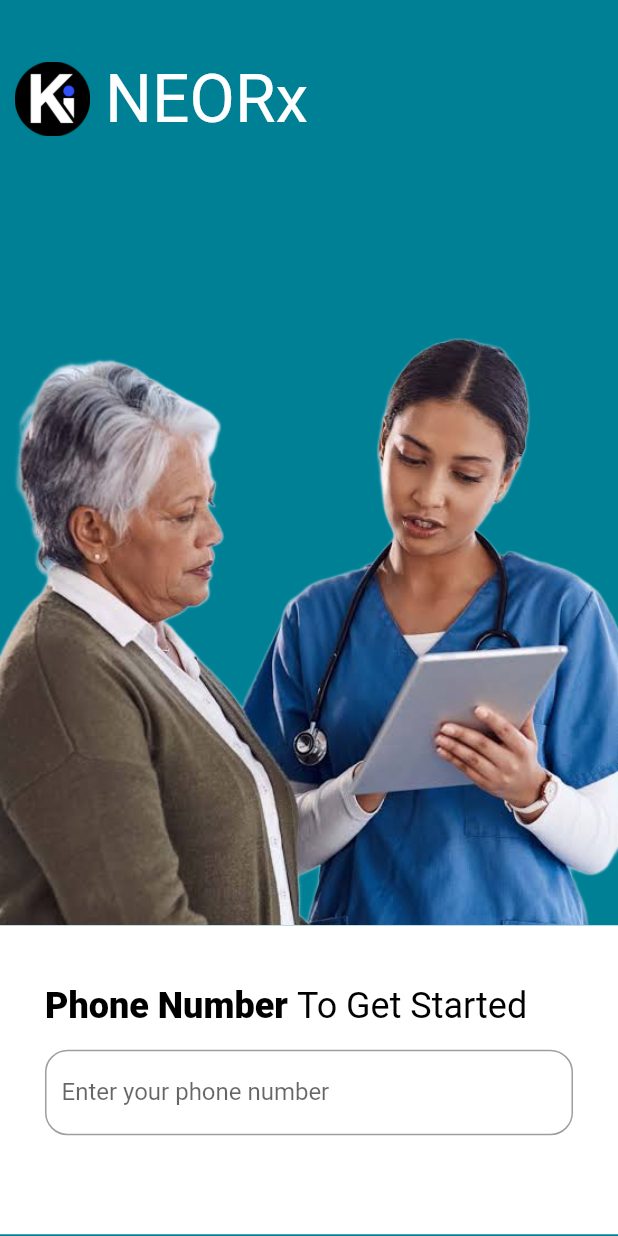
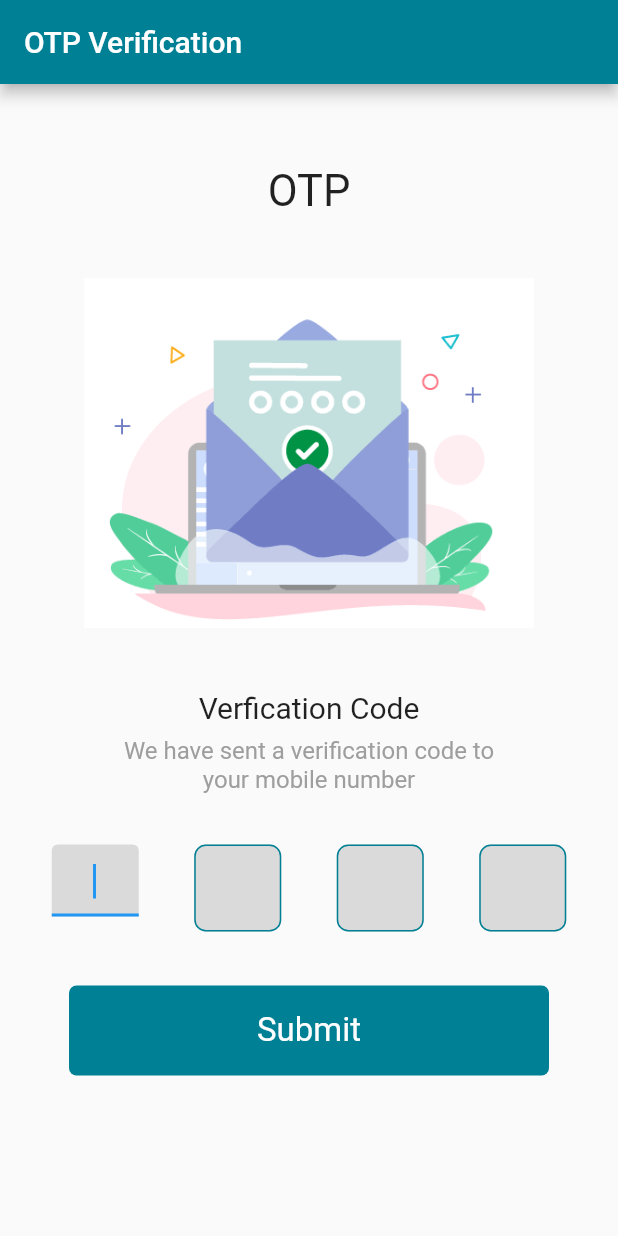
Before and after one commit to kodeinnovate/kode_rx, a Flutter app: the screen it shows after launch, on a phone screen of 412 x 824 dp. Run offline on Flutter 3.47's test engine with Material 2 defaults, Android fonts, the phone set to English and light mode, and no system bars; our stand-ins replace flutter_svg, table_calendar.

Commit message:
modified:   lib/create_appointment.dart modified:   lib/device_helper.dart modified:   lib/main.dart new file:   lib/otp_page.dart modified:   lib/patient_appointments.dart modified:   pubspec.lock modified:   pubspec.yaml

```diff
--- a/lib/create_appointment.dart
+++ b/lib/create_appointment.dart
@@ -58,12 +58,13 @@ class _TableBasicsExampleState extends State<CreateAppointment> {
   DateTime? _selectedDay;
   bool showOverlay = false;
   bool showToastMessage = false;
+  String title = 'Appointment';
 
   @override
   Widget build(BuildContext context) {
     return MaterialApp(
       home: Scaffold(
-        appBar: DeviceHelper.deviceAppBar(),
+        appBar: DeviceHelper.deviceAppBar(pageTitle: title!),
         body: Stack(
           children: [
             // if (showOverlay) GradientContainer(),
@@ -335,7 +336,7 @@ class _TableBasicsExampleState extends State<CreateAppointment> {
                       children: [
                         Padding(
                           padding: const EdgeInsets.symmetric(
-                              horizontal: 8.0, vertical: 16.0),
+                              horizontal: 8.0, vertical: 12.0),
                           child: Container(
                             width: 300,
                             height: 50,
@@ -429,8 +430,9 @@ class ToastMessage extends StatelessWidget {
               padding: EdgeInsets.all(8.0),
               child: Center(
                 child: Text(
-                  'Please select a time slot!',
+                  'Please select a time slot !',
                   style: TextStyle(
+                    fontWeight: FontWeight.bold,
                     color: Colors.white,
                     fontSize: 20,
                   ),
--- a/lib/device_helper.dart
+++ b/lib/device_helper.dart
@@ -1,35 +1,33 @@
 import 'package:flutter/material.dart';
 import 'app_colors.dart';
+
 enum DeviceType { phone, tablet }
 
-
 class DeviceHelper {
+  final String pageTitle;
+  DeviceHelper({required this.pageTitle});
   static DeviceType getDeviceType() {
     final data = MediaQueryData.fromView(WidgetsBinding.instance.window);
     return data.size.shortestSide < 600 ? DeviceType.phone : DeviceType.tablet;
   }
 
-  // static Colors onClick() {
-  //   return
-  // }
-
-  static AppBar deviceAppBar() {
+  static AppBar deviceAppBar({required String pageTitle}) {
     final deviceType = getDeviceType();
 
     if (deviceType == DeviceType.tablet) {
       return AppBar(
-        title: const Text('Appointment', style: TextStyle(fontSize: 40.0)),
+        title: Text(pageTitle, style: TextStyle(fontSize: 40.0)),
         toolbarHeight: 120,
         backgroundColor: AppColors.customBackground,
       );
     } else if (deviceType == DeviceType.phone) {
       return AppBar(
-        title: const Text('Appointment'),
+        title: Text(pageTitle),
         backgroundColor: AppColors.customBackground,
       );
     } else {
       return AppBar(
-        title: const Text('Appointment'),
+        title: Text(pageTitle),
         backgroundColor: AppColors.customBackground,
       );
     }
--- a/lib/main.dart
+++ b/lib/main.dart
@@ -1,5 +1,6 @@
 import 'package:flutter/material.dart';
 import 'package:kode_rx/create_appointment.dart';
+import 'package:kode_rx/otp_page.dart';
 import 'package:kode_rx/patient_appointments.dart';
 import 'package:kode_rx/patient_home.dart';
 import 'package:kode_rx/select_medicenes.dart';
@@ -9,7 +10,7 @@ import 'home.dart';
 import 'login.dart'; // Import the login screen
 
 void main() {
-  runApp(MyApp());
+  runApp(OtpPage());
 }
 
 class MyApp extends StatelessWidget {
@@ -25,6 +26,7 @@ class MyApp extends StatelessWidget {
         '/patientAppointmentScreen': (context) => PatientAppointmentsScreen(),
         '/patientHome' :(context) => PatientHome(),
         '/createAppointment': (context) => CreateAppointment(),
+        '/otpPage' : (context) => OtpPage()
       },
       home: LoginScreen(), // Use the LoginScreen widget here
     );
--- /dev/null
+++ b/lib/otp_page.dart
@@ -0,0 +1,172 @@
+import 'package:flutter/material.dart';
+import 'package:flutter/services.dart';
+import 'app_colors.dart';
+import 'device_helper.dart';
+import 'package:flutter_svg/flutter_svg.dart';
+
+class OtpPage extends StatelessWidget {
+  String title = 'OTP Verification';
+
+  final List<FocusNode> focusNodes = List.generate(4, (index) => FocusNode());
+  final List<TextEditingController> controllers =
+      List.generate(4, (index) => TextEditingController());
+  final String svgString =
+      '''<svg width="250" height="200" viewBox="0 0 292 208" fill="none" xmlns="http://www.w3.org/2000/svg">
+    <g clip-path="url(#clip0_1_45)">
+      <path d="M152.106 208C201.536 208 241.606 167.93 241.606 118.5C241.606 69.0706 201.536 29 152.106 29C102.676 29 62.6058 69.0706 62.6058 118.5C62.6058 167.93 102.676 208 152.106 208Z" fill="#C5FFFF" />
+      <path d="M117.144 64.4241C113.81 64.4241 111.108 67.1261 111.108 70.46V167.057C111.108 170.391 113.81 173.093 117.144 173.093H186.572C189.906 173.093 192.608 170.391 192.608 167.057V92.382L163.507 64.4241H117.144Z" fill="#91E4FF" />
+      <path d="M192.608 92.382H169.544C166.21 92.382 163.508 89.68 163.508 86.3461V64.4241L192.608 92.382Z" fill="#0CB4EA" />
+      <path d="M162.304 131.646C162.304 135.494 159.185 138.613 155.339 138.613H104.483C100.635 138.613 97.5186 135.494 97.5186 131.646V110.363C97.5186 106.515 100.635 103.397 104.483 103.397H155.339C159.185 103.397 162.304 106.515 162.304 110.363V131.646Z" fill="#0CB4EA" />
+      <path d="M117.094 114.409C118.563 114.409 119.825 114.707 120.876 115.302C121.93 115.897 122.728 116.745 123.267 117.843C123.807 118.941 124.079 120.23 124.079 121.712C124.079 122.808 123.932 123.803 123.635 124.697C123.338 125.592 122.894 126.369 122.302 127.025C121.71 127.681 120.981 128.184 120.119 128.532C119.257 128.879 118.266 129.053 117.153 129.053C116.044 129.053 115.054 128.875 114.178 128.518C113.302 128.16 112.571 127.657 111.985 127.005C111.398 126.354 110.956 125.572 110.656 124.658C110.358 123.744 110.208 122.755 110.208 121.692C110.208 120.604 110.364 119.604 110.676 118.697C110.99 117.788 111.442 117.017 112.034 116.378C112.627 115.739 113.349 115.253 114.198 114.914C115.047 114.574 116.012 114.409 117.094 114.409ZM121.17 121.692C121.17 120.655 121.003 119.756 120.669 118.997C120.334 118.238 119.856 117.663 119.233 117.273C118.612 116.883 117.899 116.688 117.093 116.688C116.521 116.688 115.991 116.795 115.504 117.012C115.017 117.228 114.599 117.542 114.247 117.954C113.897 118.367 113.621 118.893 113.416 119.534C113.214 120.176 113.113 120.895 113.113 121.694C113.113 122.499 113.214 123.226 113.416 123.877C113.621 124.527 113.907 125.067 114.277 125.495C114.647 125.923 115.073 126.244 115.552 126.456C116.031 126.668 116.558 126.775 117.131 126.775C117.866 126.775 118.54 126.592 119.154 126.224C119.77 125.857 120.259 125.29 120.623 124.524C120.988 123.757 121.17 122.813 121.17 121.692Z" fill="white" />
+      <path d="M134.976 117.018H131.846V127.306C131.846 127.898 131.713 128.338 131.45 128.625C131.187 128.912 130.844 129.054 130.425 129.054C130 129.054 129.654 128.909 129.388 128.619C129.121 128.33 128.987 127.892 128.987 127.305V117.017H125.856C125.366 117.017 125.003 116.909 124.765 116.693C124.528 116.477 124.408 116.192 124.408 115.838C124.408 115.47 124.532 115.181 124.779 114.969C125.028 114.757 125.387 114.649 125.858 114.649H134.977C135.473 114.649 135.842 114.76 136.082 114.977C136.326 115.196 136.446 115.483 136.446 115.836C136.446 116.189 136.323 116.475 136.078 116.691C135.834 116.907 135.466 117.018 134.976 117.018Z" fill="white" />
+      <path d="M143.642 123.297H141.015V127.306C141.015 127.879 140.879 128.313 140.609 128.61C140.339 128.907 139.997 129.054 139.584 129.054C139.152 129.054 138.804 128.907 138.542 128.614C138.279 128.322 138.146 127.891 138.146 127.324V116.409C138.146 115.777 138.291 115.326 138.581 115.056C138.871 114.786 139.331 114.65 139.963 114.65H143.643C144.733 114.65 145.568 114.734 146.154 114.902C146.734 115.063 147.235 115.33 147.657 115.703C148.079 116.077 148.399 116.534 148.619 117.076C148.84 117.617 148.947 118.224 148.947 118.901C148.947 120.344 148.503 121.437 147.615 122.182C146.726 122.926 145.4 123.297 143.642 123.297ZM142.945 116.804H141.014V121.133H142.945C143.622 121.133 144.188 121.062 144.64 120.921C145.095 120.78 145.44 120.548 145.678 120.226C145.917 119.904 146.036 119.483 146.036 118.959C146.036 118.335 145.853 117.826 145.485 117.433C145.074 117.013 144.228 116.804 142.945 116.804Z" fill="white" />
+      <rect x="233.582" y="79" width="10" height="10" rx="1" transform="rotate(27.2727 233.582 79)" fill="#91A3FF" />
+      <circle cx="74" cy="139" r="5" fill="#FF91B9" />
+      <circle cx="79" cy="43" r="5" fill="#91E5FF" />
+      <circle cx="188" cy="203" r="5" fill="#FF9191" />
+    </g>
+    <circle cx="220" cy="15" r="5" fill="#FFC691" />
+    <circle cx="119.606" cy="5" r="5" fill="#91FFAF" />
+    <rect x="250.606" y="163" width="10" height="10" rx="1" fill="#E991FF" />
+    <rect x="274" y="47.0925" width="10" height="10" rx="1" transform="rotate(-24.1576 274 47.0925)" fill="#FF9191" />
+    <rect y="68.5666" width="10" height="10" rx="1" transform="rotate(-27.1716 0 68.5666)" fill="#91A3FF" />
+    <path d="M33.0121 175.265L40.7499 180.821L32.0689 184.744L33.0121 175.265Z" fill="#FF9191" />
+    <path d="M15.077 128.971L16.567 138.38L7.67356 134.966L15.077 128.971Z" fill="#FD91FF" />
+    <path d="M286.447 120.204L287.505 129.672L278.777 125.854L286.447 120.204Z" fill="#FF91BF" />
+    <defs>
+      <clipPath id="clip0_1_45">
+        <rect width="179" height="179" fill="white" transform="translate(62.6058 29)" />
+      </clipPath>
+    </defs>
+  </svg>''';
+
+  @override
+  Widget build(BuildContext context) {
+    return MaterialApp(
+      home: Scaffold(
+        appBar: DeviceHelper.deviceAppBar(pageTitle: title),
+        body: SingleChildScrollView(
+          child: Column(
+            mainAxisAlignment: MainAxisAlignment.center,
+            children: [
+              SizedBox(height: 46,),
+              Padding(
+                padding: EdgeInsets.all(8.0),
+                child: Container(
+                  alignment: Alignment.center,
+                  child: Text(
+                    'OTP',
+                    style: TextStyle(fontSize: 29),
+                  ),
+                ),
+              ),
+              Center(
+                child: Image.asset(
+                  'assets/images/OTP_image.png',
+                  height: 300,
+                  width: 300,
+                ),
+              ),
+              Center(
+                  child: Padding(
+                padding: const EdgeInsets.symmetric(vertical: 8.0),
+                child: Text(
+                  'Verfication Code',
+                  style: TextStyle(fontSize: 20),
+                ),
+              )),
+              Center(
+                  child: Padding(
+                padding: const EdgeInsets.only(bottom: 12),
+                child: Container(
+                    alignment: Alignment.center,
+                    width: 260,
+                    child: Text(
+                      'We have sent a verification code to your mobile number',
+                      textAlign: TextAlign.center,
+                      style: TextStyle(fontSize: 16, color: Colors.grey),
+                    )),
+              )),
+              SizedBox(
+                    height: 10,
+                  ),
+              Container(
+                // height: 200,
+                alignment: Alignment.center,
+                child: Form(
+                  child: Padding(
+                    padding:
+                        const EdgeInsets.symmetric(horizontal: 16.0, vertical: 12),
+                    child: Row(
+                      mainAxisAlignment: MainAxisAlignment.spaceAround,
+                      children: List.generate(
+                        4,
+                        (index) => SizedBox(
+                          height: 58,
+                          width: 58,
+                          child: TextField(
+                            decoration: InputDecoration(
+                              filled: true,
+                              fillColor: Color.fromARGB(255, 218, 218, 218),
+                              enabledBorder: OutlineInputBorder(
+                                borderSide: BorderSide(color: AppColors.customBackground),
+                                borderRadius: BorderRadius.circular(7.7),
+                              ),
+                            ),
+                            controller: controllers[index],
+                            autofocus: index == 0,
+                            focusNode: focusNodes[index],
+                            onChanged: (value) {
+                              if (value.isNotEmpty) {
+                                if (index < 3) {
+                                  focusNodes[index + 1].requestFocus();
+                                } else {
+                                  // Last digit entered, you can perform any action here
+                                }
+                              } else if (value.isEmpty) {
+                                focusNodes[index - 1].requestFocus();
+                              }
+                            },
+                            onEditingComplete: () {
+                              print('done');
+                              // Handle completion if needed
+                            },
+                            style: Theme.of(context).textTheme.titleLarge,
+                            keyboardType: TextInputType.number,
+                            textAlign: TextAlign.center,
+                            inputFormatters: [
+                              LengthLimitingTextInputFormatter(1),
+                              FilteringTextInputFormatter.digitsOnly,
+                            ],
+                          ),
+                        ),
+                      ),
+                    ),
+                  ),
+                ),
+              ),
+
+              Padding(
+                padding: EdgeInsets.only(top: 24, left: 8, right: 8),
+                child: Container(
+                  width: 320,
+                  height: 60,
+                  decoration: BoxDecoration(
+                    borderRadius: BorderRadius.circular(5.0),
+                    color: AppColors.customBackground,
+                  ),
+                  child: const Center(
+                    child: Text(
+                      'Submit',
+                      style: TextStyle(color: Colors.white, fontSize: 22),
+                    ),
+                  ),
+                ),
+              ),
+            ],
+          ),
+        ),
+      ),
+    );
+  }
+}
--- a/lib/patient_appointments.dart
+++ b/lib/patient_appointments.dart
@@ -28,6 +28,8 @@ class PatientAppointmentsScreen extends StatelessWidget {
     AppointmentList(name: 'Alberto Cortez', date: DateTime.parse('2023-11-20 20:18:04Z'), status: Status.ongoing),
   ];
 
+  String title = 'Appointments';
+
   PatientAppointmentsScreen({super.key});
 
   @override
@@ -35,7 +37,7 @@ class PatientAppointmentsScreen extends StatelessWidget {
     return MaterialApp(
       // textDirection: TextDirection.ltr, // Or TextDirection.rtl for right-to-left text direction
       home: Scaffold(
-        appBar: DeviceHelper.deviceAppBar(),
+        appBar: DeviceHelper.deviceAppBar(pageTitle: title),
         body:
 
         Column(
--- a/pubspec.yaml
+++ b/pubspec.yaml
@@ -33,6 +33,7 @@ dependencies:
 
   intl: ^0.18.1
   table_calendar: ^3.0.9
+  flutter_svg: ^2.0.9
 
 
   # The following adds the Cupertino Icons font to your application.
@@ -72,6 +73,7 @@ flutter:
     - assets/images/kodeinnovate.png
     - assets/images/login_image.png
     - assets/doctor_profile.jpg
+    - assets/images/OTP_image.png
 
   # An image asset can refer to one or more resolution-specific "variants", see
   # https://flutter.dev/assets-and-images/#resolution-aware
```
Also changed, not shown: assets/images/OTP_image.png (added), pubspec.lock.
